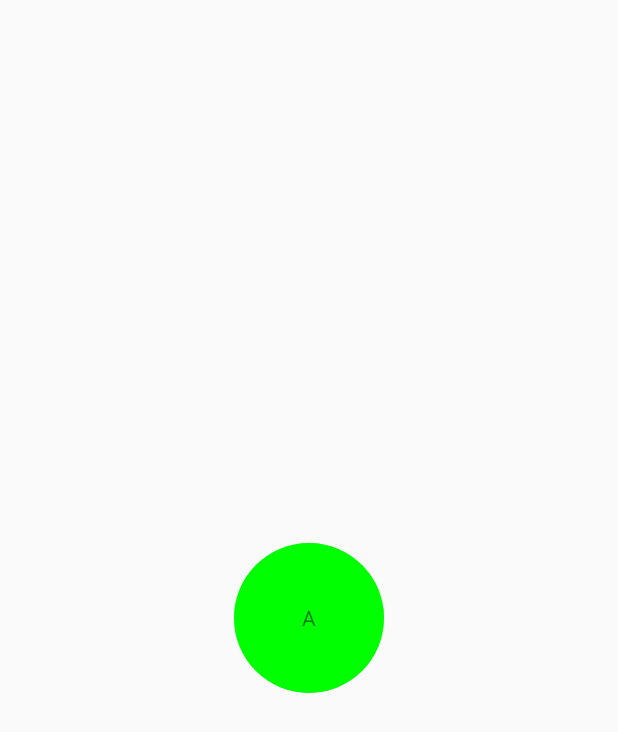
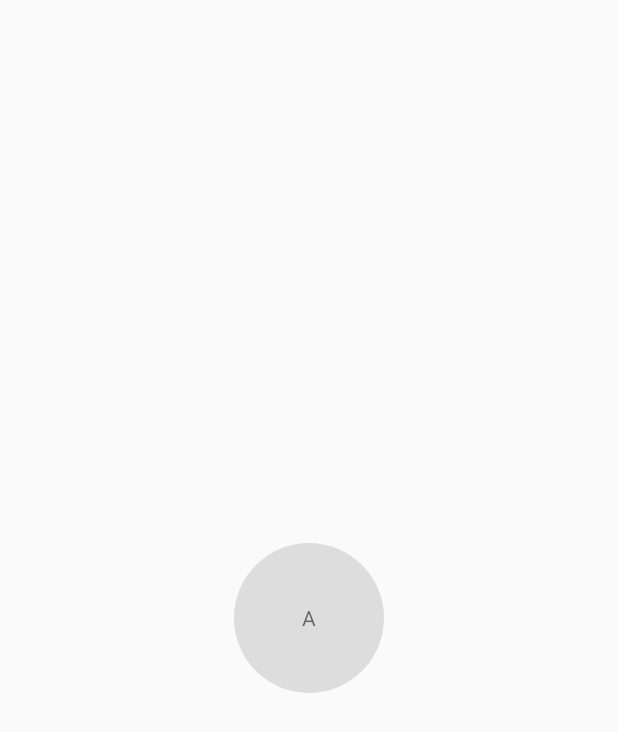
Before and after one commit to zhangliangbo/androidmedia, an Android app: the AudioActivity screen opened directly, with no data from a screen before it, on a phone screen of 412 x 824 dp. Shown: the top 732 px of the screen. Run offline under Robolectric (Android 15) with nearby library versions, the phone set to English and light mode, and no system bars; our stand-ins replace RxJava; libraries missing offline, so code that uses them is left out: com.tbruyelle.rxpermissions2; 2 statements that could not run were skipped.

Commit message:
录制音频的动画

```diff
--- a/app/src/main/java/com/mcivicm/media/helper/MediaRecorderHelper.java
+++ b/app/src/main/java/com/mcivicm/media/helper/MediaRecorderHelper.java
@@ -38,18 +38,18 @@
     public static void configureVideoRecorder(MediaRecorder mediaRecorder, int width, int height) {
         //音频和视频数据源
         mediaRecorder.setAudioSource(MediaRecorder.AudioSource.DEFAULT);
-        mediaRecorder.setVideoSource(MediaRecorder.VideoSource.CAMERA);
+        mediaRecorder.setVideoSource(MediaRecorder.VideoSource.DEFAULT);
         //输出格式，必须在编码格式之前设置
         mediaRecorder.setOutputFormat(MediaRecorder.OutputFormat.MPEG_4);
         //视频和音频编码格式
         mediaRecorder.setAudioEncoder(MediaRecorder.AudioEncoder.AAC);
         mediaRecorder.setVideoEncoder(MediaRecorder.VideoEncoder.MPEG_4_SP);
-        //设置视频大小
-        mediaRecorder.setVideoSize(width, height);
         //设置帧率
         mediaRecorder.setVideoFrameRate(30);
         //设置码率
         mediaRecorder.setVideoEncodingBitRate(5 * width * height);
+        //设置视频大小
+        mediaRecorder.setVideoSize(width, height);
         //设置记录会话的最大持续时间
         mediaRecorder.setMaxDuration(10 * 1000);
         //设置输出文件
--- a/app/src/main/java/com/mcivicm/media/view/VolumeView.java
+++ b/app/src/main/java/com/mcivicm/media/view/VolumeView.java
@@ -27,8 +27,8 @@
     private Paint paint = new Paint();
     private int orientation = 0;
     private RectF rect = new RectF();
-    private int edgeColor = Color.parseColor("#8000ff00");
-    private int orientationColor = Color.parseColor("#800000ff");
+    private int edgeColor = Color.parseColor("#40ffffff");
+    private int orientationColor = Color.parseColor("#80c0c0c0");
 
     public VolumeView(@NonNull Context context) {
         super(context);
--- a/app/src/main/res/drawable/audio_record.xml
+++ b/app/src/main/res/drawable/audio_record.xml
@@ -4,7 +4,7 @@
         <shape android:shape="rectangle">
             <size android:width="100dp" android:height="100dp" />
             <corners android:radius="50dp" />
-            <solid android:color="#00ff00" />
+            <solid android:color="@color/volume_view_edge_color" />
         </shape>
     </item>
 </selector>
--- a/app/src/main/res/layout/activity_camera_one.xml
+++ b/app/src/main/res/layout/activity_camera_one.xml
@@ -59,7 +59,7 @@
             android:layout_centerInParent="true"
             android:background="@drawable/audio_record"
             android:gravity="center"
-            android:text="A"
+            android:text=""
             tools:ignore="HardcodedText" />
 
     </com.mcivicm.media.view.VolumeView>
--- a/app/src/main/res/values/colors.xml
+++ b/app/src/main/res/values/colors.xml
@@ -3,4 +3,5 @@
     <color name="colorPrimary">#3F51B5</color>
     <color name="colorPrimaryDark">#303F9F</color>
     <color name="colorAccent">#FF4081</color>
+    <color name="volume_view_edge_color">#80c0c0c0</color>
 </resources>
```
Also changed, not shown: app/src/main/java/com/mcivicm/media/CameraOneActivity.java (+7 -7 lines), app/src/main/java/com/mcivicm/media/helper/CameraOneHelper.java (+6 -13 lines).
